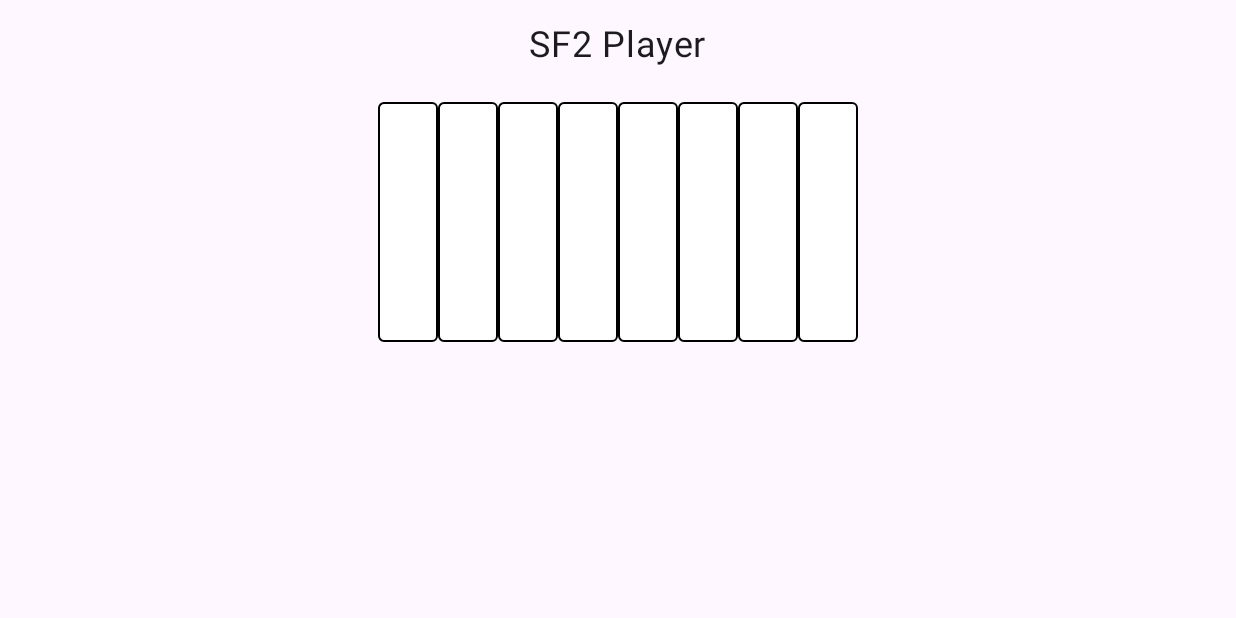
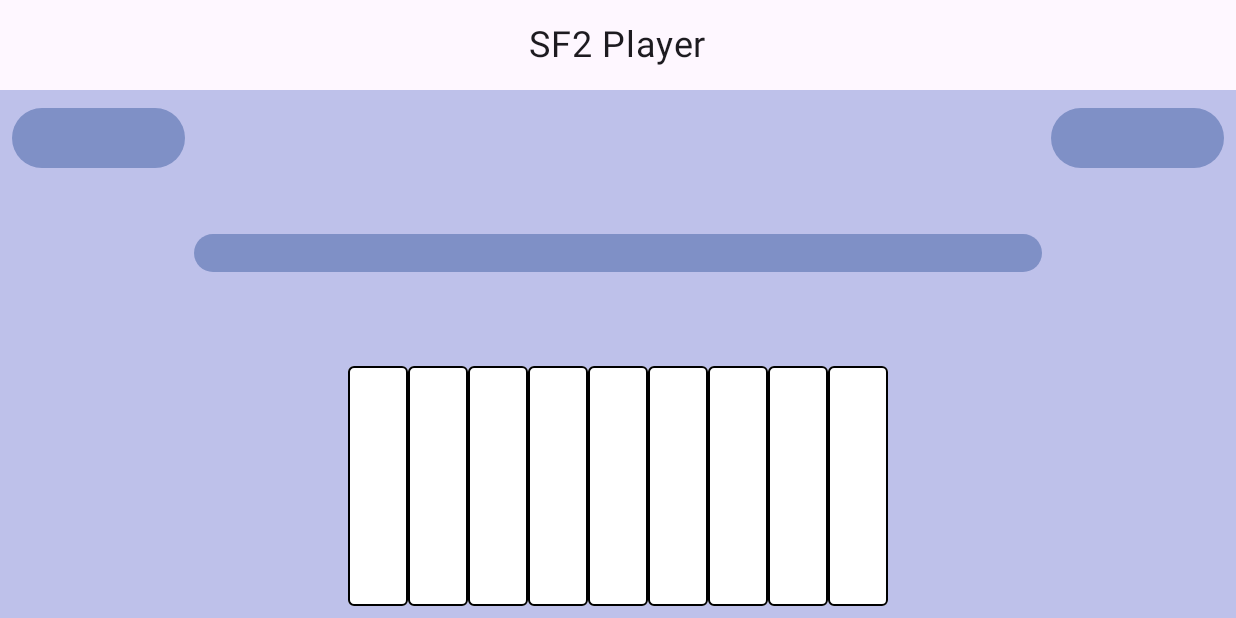
Before and after one commit to adoyi8/fuwalo, an Android app built with Jetpack Compose: the screen it shows after launch (MainActivity), on a phone screen of 824 x 412 dp (held sideways). Run offline under Robolectric (Android 15) with nearby library versions, the phone set to English and light mode, and no system bars; our stand-ins replace Compose Multiplatform resources; libraries missing offline, so code that uses them is left out: org.billthefarmer.mididriver; 2 statements that could not run were skipped.

```diff
--- a/composeApp/src/androidMain/kotlin/com/example/fuwalo/MainActivity.kt
+++ b/composeApp/src/androidMain/kotlin/com/example/fuwalo/MainActivity.kt
@@ -8,13 +8,21 @@ import android.Manifest
 import androidx.activity.ComponentActivity
 import androidx.activity.compose.setContent
 import androidx.activity.result.contract.ActivityResultContracts
+import androidx.compose.foundation.Image
 import androidx.compose.foundation.background
 import androidx.compose.foundation.border
 import androidx.compose.foundation.clickable
+import androidx.compose.foundation.gestures.detectTapGestures
+import androidx.compose.foundation.layout.Arrangement
 import androidx.compose.foundation.layout.Box
 import androidx.compose.foundation.layout.Column
 import androidx.compose.foundation.layout.Row
+import androidx.compose.foundation.layout.Spacer
+import androidx.compose.foundation.layout.aspectRatio
 import androidx.compose.foundation.layout.fillMaxSize
+import androidx.compose.foundation.layout.fillMaxWidth
+import androidx.compose.foundation.layout.height
+import androidx.compose.foundation.layout.offset
 import androidx.compose.foundation.layout.padding
 import androidx.compose.foundation.layout.size
 import androidx.compose.foundation.shape.RoundedCornerShape
@@ -22,14 +30,25 @@ import androidx.compose.material3.MaterialTheme
 import androidx.compose.material3.Surface
 import androidx.compose.material3.Text
 import androidx.compose.runtime.Composable
+import androidx.compose.runtime.getValue
+import androidx.compose.runtime.mutableStateOf
+import androidx.compose.runtime.remember
+import androidx.compose.runtime.setValue
 import androidx.compose.ui.Alignment
 import androidx.compose.ui.Modifier
 import androidx.compose.ui.graphics.Color
+import androidx.compose.ui.input.pointer.pointerInput
+import androidx.compose.ui.layout.onSizeChanged
 import androidx.compose.ui.tooling.preview.Preview
+import androidx.compose.ui.unit.IntOffset
 import androidx.compose.ui.unit.dp
 import androidx.compose.ui.unit.sp
 import androidx.core.content.ContextCompat
+import fuwalo.composeapp.generated.resources.Res
+import fuwalo.composeapp.generated.resources.piano_strip
 import org.billthefarmer.mididriver.MidiDriver
+import org.jetbrains.compose.resources.painterResource
+import kotlin.math.roundToInt
 
 
 class MainActivity : ComponentActivity(), MidiDriver.OnMidiStartListener {
@@ -58,7 +77,7 @@ class MainActivity : ComponentActivity(), MidiDriver.OnMidiStartListener {
                 Surface(modifier = Modifier.fillMaxSize()) {
                     Column(horizontalAlignment = Alignment.CenterHorizontally) {
                         Text("SF2 Player", fontSize = 24.sp, modifier = Modifier.padding(16.dp))
-                        PianoKeyboard(onKeyPress = { note -> playNote(note) })
+                        PianoScreen(onKeyPress = { note -> playNote(note) })
                     }
                 }
             }
@@ -83,7 +102,18 @@ class MainActivity : ComponentActivity(), MidiDriver.OnMidiStartListener {
 // Composable: a simple one-octave piano keyboard
 @Composable
 fun PianoKeyboard(onKeyPress: (Int) -> Unit) {
-    val whiteKeys = listOf(60, 62, 64, 65, 67, 69, 71, 72) // C4 to C5
+   // val whiteKeys = listOf(60, 62, 64, 65, 67, 69, 71, 72)
+    val whiteKeys = listOf(
+        60, // C4
+        62, // D4
+        64, // E4
+        65, // F4
+        67, // G4
+        69, // A4
+        71, // B4
+        62, // D4 (again)
+        64  // E4 (again)
+    )// C4 to C5
     Row(modifier = Modifier.padding(8.dp)) {
         whiteKeys.forEach { note ->
             Box(
@@ -98,8 +128,81 @@ fun PianoKeyboard(onKeyPress: (Int) -> Unit) {
 }
 
 
-@Preview
+@Preview(
+    device = "spec:width=411dp,height=891dp,dpi=420,isRound=false,chinSize=0dp,orientation=landscape"
+
+)
 @Composable
 fun AppAndroidPreview() {
-    App()
+  PianoScreen {  }
 }
+@Composable
+fun PianoScreen(onKeyPress: (Int) -> Unit) {
+
+    val backgroundColor = remember{Color(0xffbec1ea)}
+    val buttonsColor = remember{Color(0xff7f90c6)}
+    Column(modifier = Modifier.fillMaxSize().background(backgroundColor), horizontalAlignment = Alignment.CenterHorizontally) {
+        Row(modifier = Modifier.fillMaxWidth().padding(8.dp).weight(1f), horizontalArrangement = Arrangement.SpaceBetween){
+            CustomButton(modifier = Modifier.weight(1f), buttonColor = buttonsColor)
+            Spacer(modifier = Modifier.weight(5f))
+            CustomButton(modifier = Modifier.weight(1f), buttonColor = buttonsColor)
+        }
+        Row(modifier = Modifier.fillMaxWidth().weight(1f).padding(8.dp), horizontalArrangement = Arrangement.Center){
+            CustomButton(modifier = Modifier.fillMaxWidth(0.7f).height(25.dp), buttonColor = buttonsColor)
+        }
+        val whiteKeys = listOf(60, 62, 64, 65, 67, 69, 71, 72, 60 , 62) // C4 to C5
+        PianoKeyboard(onKeyPress = onKeyPress)
+    }
+}
+
+@Composable
+fun ImagePianoKeyboard(
+    modifier: Modifier = Modifier,
+    numWhiteKeys: Int = 8,
+    firstMidiNote: Int = 60,            // C4
+    onKeyPress: (note: Int) -> Unit
+) {
+    // Load your piano strip image from drawable
+    val pianoImage = painterResource(Res.drawable.piano_strip)
+
+    // Track which key index is currently pressed
+    var pressedKeyIndex by remember { mutableStateOf<Int?>(null) }
+
+    // We'll need the rendered width to compute key regions
+    var imageWidthPx by remember { mutableStateOf(0f) }
+    var imageHeightPx by remember { mutableStateOf(0f) }
+
+    Box(modifier = modifier
+        .aspectRatio( numWhiteKeys.toFloat() / 1f )       // keep same aspect ratio
+        .pointerInput(numWhiteKeys) {
+            detectTapGestures { offset ->
+                // map touch x → key index
+                val keyWidth = imageWidthPx / numWhiteKeys
+                val idx = (offset.x / keyWidth).toInt().coerceIn(0, numWhiteKeys - 1)
+                pressedKeyIndex = idx
+                onKeyPress(firstMidiNote + idx)
+            }
+        }
+    ) {
+        Image(
+            painter = pianoImage,
+            contentDescription = "Piano keyboard",
+            modifier = Modifier
+                .fillMaxSize()
+                .onSizeChanged { size ->
+                    imageWidthPx = size.width.toFloat()
+                    imageHeightPx = size.height.toFloat()
+                }
+        )
+
+        // translucent overlay on pressed key
+        pressedKeyIndex?.let { idx ->
+            val keyWidth = imageWidthPx / numWhiteKeys
+            Box(modifier = Modifier
+                .offset { IntOffset((idx * keyWidth).roundToInt(), 0) }
+                .size(keyWidth.dp, imageHeightPx.dp)
+                .background(Color.Black.copy(alpha = 0.2f))
+            )
+        }
+    }
+}
```
Also changed, not shown: composeApp/src/commonMain/composeResources/drawable/piano_strip.png (added).
